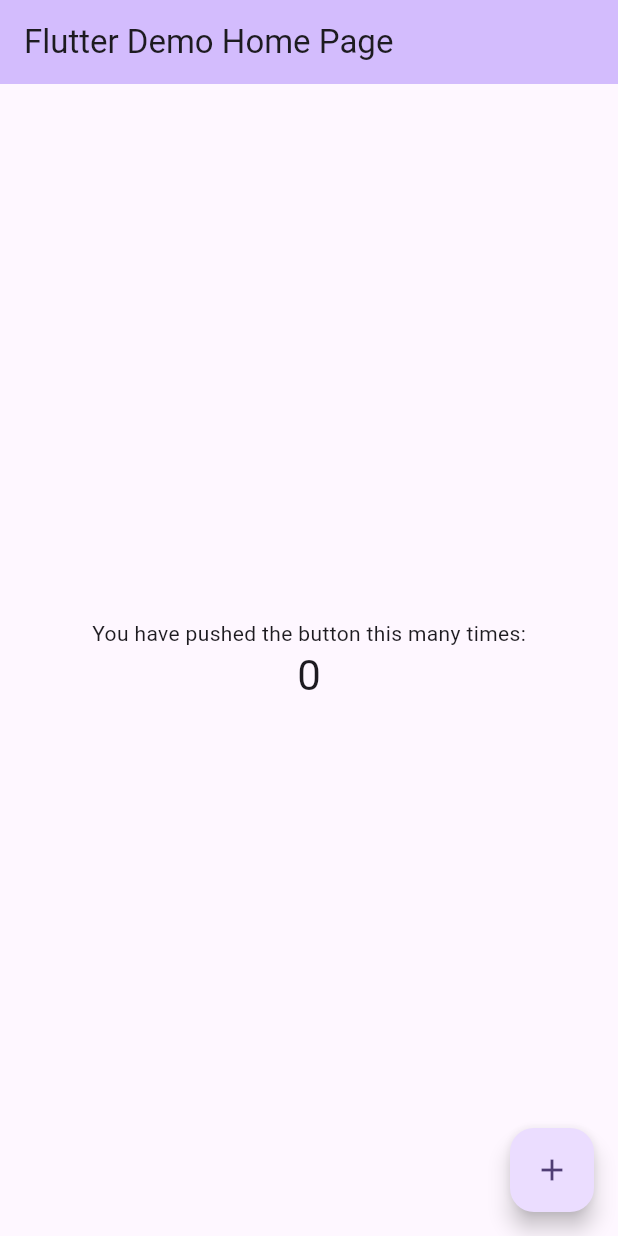
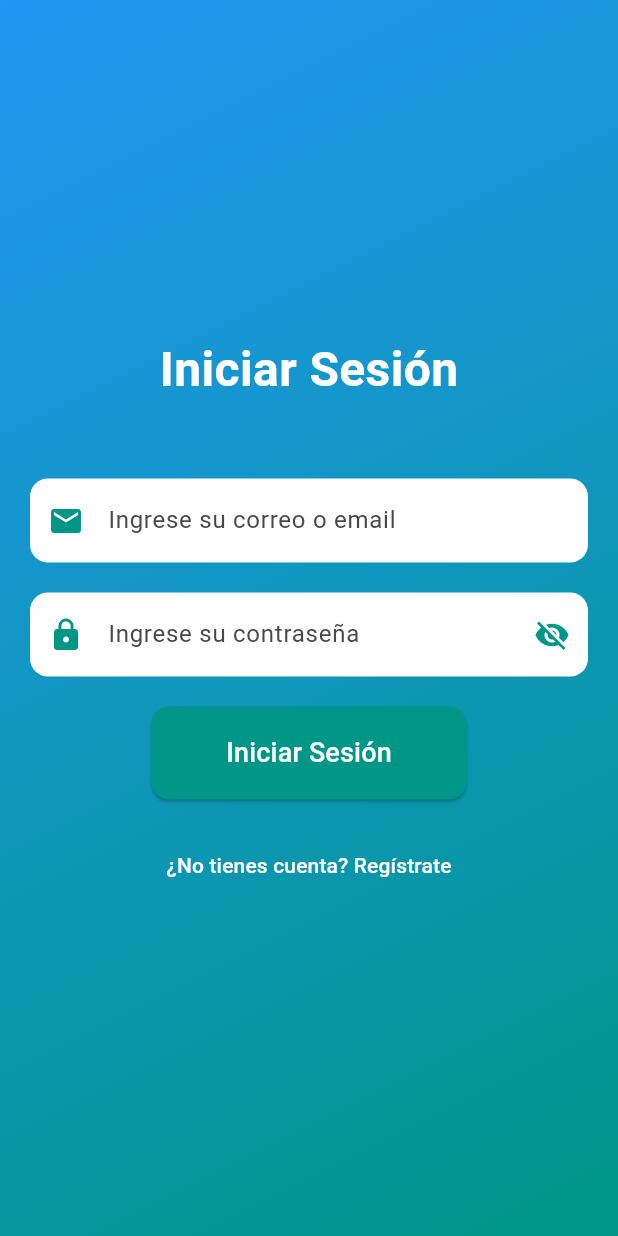
Before and after one commit to Jarod2024/proyecto_vinculacion, a Flutter app: the screen it shows after launch, on a phone screen of 412 x 824 dp. Run offline on Flutter 3.47's test engine with Material 3 defaults, Android fonts, the phone set to English and light mode, and no system bars; our stand-ins replace cloud_firestore, firebase_auth, firebase_core; accounts and stored records are empty.

Commit message:
feat(auth): implement login, registration and authentication
Added user authentication including login, signup, and session management using Firebase.

```diff
--- /dev/null
+++ b/lib/Vistas/Login.dart
@@ -0,0 +1,179 @@
+import 'package:flutter/material.dart';
+import 'package:firebase_auth/firebase_auth.dart';
+import 'package:cloud_firestore/cloud_firestore.dart';
+import 'package:proyecto_vinculacion/Vistas/Registro_Usuario.dart';
+import 'Lideres_view.dart';
+import 'Comunidad_view.dart';
+
+
+class LoginPage extends StatefulWidget {
+  const LoginPage({super.key});
+
+  @override
+  _LoginPageState createState() => _LoginPageState();
+}
+
+class _LoginPageState extends State<LoginPage> {
+  final _formKey = GlobalKey<FormState>();
+  final TextEditingController _emailController = TextEditingController();
+  final TextEditingController _passwordController = TextEditingController();
+  bool _isObscure = true;
+  bool _isLoading = false;
+  final _auth = FirebaseAuth.instance;
+
+  void _signIn() async {
+    if (_formKey.currentState!.validate()) {
+      setState(() {
+        _isLoading = true;
+      });
+      try {
+        await _auth.signInWithEmailAndPassword(
+          email: _emailController.text.trim(),
+          password: _passwordController.text.trim(),
+        );
+        route();
+      } on FirebaseAuthException catch (e) {
+        ScaffoldMessenger.of(context).showSnackBar(
+          SnackBar(content: Text(e.message ?? 'Error al iniciar sesión')),
+        );
+      } finally {
+        setState(() {
+          _isLoading = false;
+        });
+      }
+    }
+  }
+
+  void route() {
+    User? user = FirebaseAuth.instance.currentUser;
+    FirebaseFirestore.instance.collection('usuarios').doc(user!.uid).get().then(
+      (DocumentSnapshot documentSnapshot) {
+        if (documentSnapshot.exists) {
+          if (documentSnapshot.get('role') == "Lider comunidad") {
+            Navigator.pushReplacement(
+              context,
+              MaterialPageRoute(builder: (context) => LiderComunidad()),
+            );
+          } else {
+            Navigator.pushReplacement(
+              context,
+              MaterialPageRoute(builder: (context) => MiembroComunidad()),
+            );
+          }
+        } else {
+          ScaffoldMessenger.of(context).showSnackBar(
+            SnackBar(content: Text('El usuario no existe en la base de datos')),
+          );
+        }
+      },
+    );
+  }
+
+  @override
+  Widget build(BuildContext context) {
+    return Scaffold(
+      body: Container(
+        decoration: const BoxDecoration(
+          gradient: LinearGradient(
+            begin: Alignment.topLeft,
+            end: Alignment.bottomRight,
+            colors: [Colors.blue, Colors.teal],
+          ),
+        ),
+        child: Center(
+          child: Padding(
+            padding: const EdgeInsets.symmetric(horizontal: 20.0),
+            child: Form(
+              key: _formKey,
+              child: Column(
+                mainAxisAlignment: MainAxisAlignment.center,
+                children: [
+                  const Text(
+                    "Iniciar Sesión",
+                    style: TextStyle(
+                      color: Colors.white,
+                      fontSize: 32,
+                      fontWeight: FontWeight.bold,
+                    ),
+                  ),
+                  const SizedBox(height: 50),
+                  TextFormField(
+                    controller: _emailController,
+                    decoration: InputDecoration(
+                      filled: true,
+                      fillColor: Colors.white,
+                      labelText: 'Ingrese su correo o email',
+                      border: OutlineInputBorder(
+                        borderRadius: BorderRadius.circular(12),
+                        borderSide: BorderSide.none,
+                      ),
+                      prefixIcon: const Icon(Icons.email, color: Colors.teal),
+                    ),
+                    validator: (value) => value!.isEmpty ? 'Ingrese su email' : null,
+                  ),
+                  const SizedBox(height: 20),
+                  TextFormField(
+                    controller: _passwordController,
+                    obscureText: _isObscure,
+                    decoration: InputDecoration(
+                      filled: true,
+                      fillColor: Colors.white,
+                      labelText: 'Ingrese su contraseña',
+                      border: OutlineInputBorder(
+                        borderRadius: BorderRadius.circular(12),
+                        borderSide: BorderSide.none,
+                      ),
+                      prefixIcon: const Icon(Icons.lock, color: Colors.teal),
+                      suffixIcon: IconButton(
+                        icon: Icon(
+                          _isObscure ? Icons.visibility_off : Icons.visibility,
+                          color: Colors.teal,
+                        ),
+                        onPressed: () {
+                          setState(() {
+                            _isObscure = !_isObscure;
+                          });
+                        },
+                      ),
+                    ),
+                    validator: (value) => value!.isEmpty ? 'Ingrese su contraseña' : null,
+                  ),
+                  const SizedBox(height: 20),
+                  _isLoading
+                      ? CircularProgressIndicator()
+                      : ElevatedButton(
+                          onPressed: _signIn,
+                          style: ElevatedButton.styleFrom(
+                            backgroundColor: Colors.teal,
+                            padding: const EdgeInsets.symmetric(vertical: 18, horizontal: 50),
+                            shape: RoundedRectangleBorder(
+                              borderRadius: BorderRadius.circular(12),
+                            ),
+                          ),
+                          child: const Text(
+                            'Iniciar Sesión',
+                            style: TextStyle(fontSize: 18, color: Colors.white),
+                          ),
+                        ),
+                  const SizedBox(height: 20),
+                  TextButton(
+                    onPressed: () {
+                      Navigator.push(
+                        context,
+                        MaterialPageRoute(builder: (context) => RegisterPage()),
+                      );
+                    },
+                    child: const Text(
+                      '¿No tienes cuenta? Regístrate',
+                      style: TextStyle(color: Colors.white),
+                    ),
+                  ),
+                ],
+              ),
+            ),
+          ),
+        ),
+      ),
+    );
+  }
+}
--- a/lib/main.dart
+++ b/lib/main.dart
@@ -1,125 +1,26 @@
 import 'package:flutter/material.dart';
-
-void main() {
+import 'package:proyecto_vinculacion/Vistas/Login.dart';
+import 'package:proyecto_vinculacion/firebase_options.dart';
+import 'package:firebase_core/firebase_core.dart';
+Future<void> main() async {
+  WidgetsFlutterBinding.ensureInitialized();
+  await Firebase.initializeApp(
+    options: DefaultFirebaseOptions.currentPlatform,
+  );
   runApp(const MyApp());
 }
 
 class MyApp extends StatelessWidget {
   const MyApp({super.key});
 
-  // This widget is the root of your application.
   @override
   Widget build(BuildContext context) {
     return MaterialApp(
-      title: 'Flutter Demo',
+      title: 'Flutter Login',
       theme: ThemeData(
-        // This is the theme of your application.
-        //
-        // TRY THIS: Try running your application with "flutter run". You'll see
-        // the application has a purple toolbar. Then, without quitting the app,
-        // try changing the seedColor in the colorScheme below to Colors.green
-        // and then invoke "hot reload" (save your changes or press the "hot
-        // reload" button in a Flutter-supported IDE, or press "r" if you used
-        // the command line to start the app).
-        //
-        // Notice that the counter didn't reset back to zero; the application
-        // state is not lost during the reload. To reset the state, use hot
-        // restart instead.
-        //
-        // This works for code too, not just values: Most code changes can be
-        // tested with just a hot reload.
-        colorScheme: ColorScheme.fromSeed(seedColor: Colors.deepPurple),
-        useMaterial3: true,
+        primarySwatch: Colors.blue,
       ),
-      home: const MyHomePage(title: 'Flutter Demo Home Page'),
+      home: const LoginPage(), // Apunta a la pantalla de login
     );
   }
 }
-
-class MyHomePage extends StatefulWidget {
-  const MyHomePage({super.key, required this.title});
-
-  // This widget is the home page of your application. It is stateful, meaning
-  // that it has a State object (defined below) that contains fields that affect
-  // how it looks.
-
-  // This class is the configuration for the state. It holds the values (in this
-  // case the title) provided by the parent (in this case the App widget) and
-  // used by the build method of the State. Fields in a Widget subclass are
-  // always marked "final".
-
-  final String title;
-
-  @override
-  State<MyHomePage> createState() => _MyHomePageState();
-}
-
-class _MyHomePageState extends State<MyHomePage> {
-  int _counter = 0;
-
-  void _incrementCounter() {
-    setState(() {
-      // This call to setState tells the Flutter framework that something has
-      // changed in this State, which causes it to rerun the build method below
-      // so that the display can reflect the updated values. If we changed
-      // _counter without calling setState(), then the build method would not be
-      // called again, and so nothing would appear to happen.
-      _counter++;
-    });
-  }
-
-  @override
-  Widget build(BuildContext context) {
-    // This method is rerun every time setState is called, for instance as done
-    // by the _incrementCounter method above.
-    //
-    // The Flutter framework has been optimized to make rerunning build methods
-    // fast, so that you can just rebuild anything that needs updating rather
-    // than having to individually change instances of widgets.
-    return Scaffold(
-      appBar: AppBar(
-        // TRY THIS: Try changing the color here to a specific color (to
-        // Colors.amber, perhaps?) and trigger a hot reload to see the AppBar
-        // change color while the other colors stay the same.
-        backgroundColor: Theme.of(context).colorScheme.inversePrimary,
-        // Here we take the value from the MyHomePage object that was created by
-        // the App.build method, and use it to set our appbar title.
-        title: Text(widget.title),
-      ),
-      body: Center(
-        // Center is a layout widget. It takes a single child and positions it
-        // in the middle of the parent.
-        child: Column(
-          // Column is also a layout widget. It takes a list of children and
-          // arranges them vertically. By default, it sizes itself to fit its
-          // children horizontally, and tries to be as tall as its parent.
-          //
-          // Column has various properties to control how it sizes itself and
-          // how it positions its children. Here we use mainAxisAlignment to
-          // center the children vertically; the main axis here is the vertical
-          // axis because Columns are vertical (the cross axis would be
-          // horizontal).
-          //
-          // TRY THIS: Invoke "debug painting" (choose the "Toggle Debug Paint"
-          // action in the IDE, or press "p" in the console), to see the
-          // wireframe for each widget.
-          mainAxisAlignment: MainAxisAlignment.center,
-          children: <Widget>[
-            const Text(
-              'You have pushed the button this many times:',
-            ),
-            Text(
-              '$_counter',
-              style: Theme.of(context).textTheme.headlineMedium,
-            ),
-          ],
-        ),
-      ),
-      floatingActionButton: FloatingActionButton(
-        onPressed: _incrementCounter,
-        tooltip: 'Increment',
-        child: const Icon(Icons.add),
-      ), // This trailing comma makes auto-formatting nicer for build methods.
-    );
-  }
-}
--- a/pubspec.yaml
+++ b/pubspec.yaml
@@ -34,6 +34,9 @@ dependencies:
   # The following adds the Cupertino Icons font to your application.
   # Use with the CupertinoIcons class for iOS style icons.
   cupertino_icons: ^1.0.8
+  firebase_auth: ^5.5.0
+  cloud_firestore: ^5.6.4
+  firebase_core: ^3.12.0
 
 dev_dependencies:
   flutter_test:
```
Also changed, not shown: lib/Servicios/auth_service.dart (added, +39 -0 lines), lib/Vistas/Comunidad_view.dart (added, +47 -0 lines), lib/Vistas/Lideres_view.dart (added, +47 -0 lines), lib/Vistas/Registro_Usuario.dart (added, +141 -0 lines), firebase.json (added), lib/firebase_options.dart (added), pubspec.lock, 6 other files.
